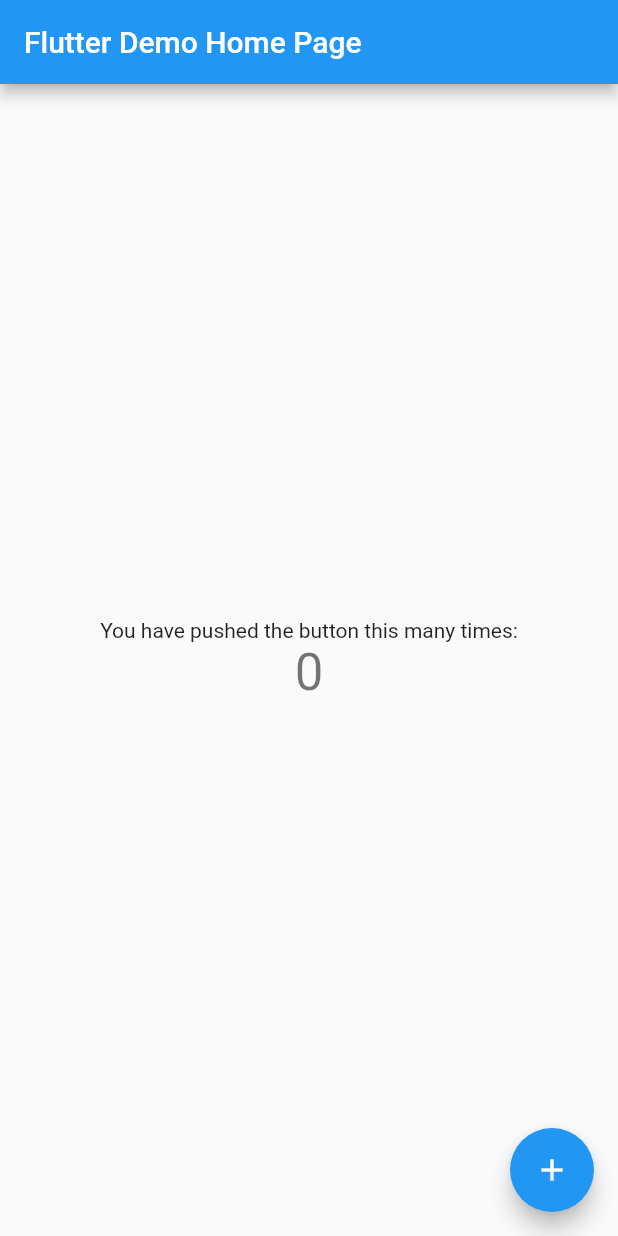
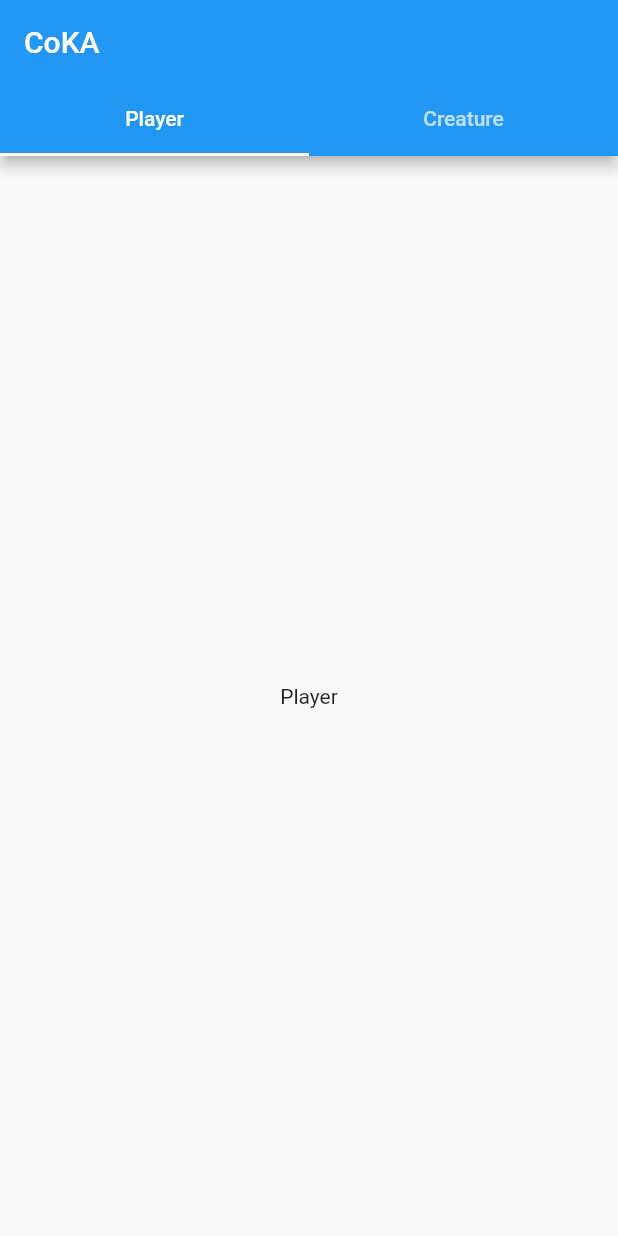
Before and after one commit to nadzmiidzham/coka, a Flutter app: the screen it shows after launch, on a phone screen of 412 x 824 dp. Run offline on Flutter 3.47's test engine with Material 2 defaults, Android fonts, the phone set to English and light mode, and no system bars.

Commit message:
Created homepage that has player & creature tab

```diff
--- a/lib/main.dart
+++ b/lib/main.dart
@@ -1,3 +1,4 @@
+import 'package:coka/pages/home-page.dart';
 import 'package:flutter/material.dart';
 
 void main() => runApp(MyApp());
@@ -6,58 +7,12 @@
   @override
   Widget build(BuildContext context) {
     return MaterialApp(
+      debugShowCheckedModeBanner: false,
       title: 'Flutter Demo',
       theme: ThemeData(
         primarySwatch: Colors.blue,
       ),
-      home: MyHomePage(title: 'Flutter Demo Home Page'),
+      home: HomePage(),
     );
   }
 }
-
-class MyHomePage extends StatefulWidget {
-  MyHomePage({Key key, this.title}) : super(key: key);
-
-  final String title;
-
-  @override
-  _MyHomePageState createState() => _MyHomePageState();
-}
-
-class _MyHomePageState extends State<MyHomePage> {
-  int _counter = 0;
-
-  void _incrementCounter() {
-    setState(() {
-      _counter++;
-    });
-  }
-
-  @override
-  Widget build(BuildContext context) {
-    return Scaffold(
-      appBar: AppBar(
-        title: Text(widget.title),
-      ),
-      body: Center(
-        child: Column(
-          mainAxisAlignment: MainAxisAlignment.center,
-          children: <Widget>[
-            Text(
-              'You have pushed the button this many times:',
-            ),
-            Text(
-              '$_counter',
-              style: Theme.of(context).textTheme.display1,
-            ),
-          ],
-        ),
-      ),
-      floatingActionButton: FloatingActionButton(
-        onPressed: _incrementCounter,
-        tooltip: 'Increment',
-        child: Icon(Icons.add),
-      ),
-    );
-  }
-}
--- /dev/null
+++ b/lib/pages/creature-page.dart
@@ -0,0 +1,12 @@
+import 'package:flutter/material.dart';
+
+class CreaturePage extends StatelessWidget {
+  @override
+  Widget build(BuildContext context) {
+    return Container(
+      child: Center(
+        child: Text('Creature'),
+      ),
+    );
+  }
+}
--- /dev/null
+++ b/lib/pages/home-page.dart
@@ -0,0 +1,29 @@
+import 'package:coka/pages/creature-page.dart';
+import 'package:coka/pages/player-page.dart';
+import 'package:flutter/material.dart';
+
+class HomePage extends StatelessWidget {
+  @override
+  Widget build(BuildContext context) {
+    return DefaultTabController(
+      length: 2,
+      child: Scaffold(
+        appBar: AppBar(
+          title: Text('CoKA'),
+          bottom: TabBar(
+            tabs: <Widget>[
+              Tab(text: 'Player',),
+              Tab(text: 'Creature',)
+            ],
+          ),
+        ),
+        body: TabBarView(
+          children: <Widget>[
+            PlayerPage(),
+            CreaturePage()
+          ],
+        ),
+      ),
+    );
+  }
+}
--- /dev/null
+++ b/lib/pages/player-page.dart
@@ -0,0 +1,12 @@
+import 'package:flutter/material.dart';
+
+class PlayerPage extends StatelessWidget {
+  @override
+  Widget build(BuildContext context) {
+    return Container(
+      child: Center(
+        child: Text('Player'),
+      ),
+    );
+  }
+}
```
